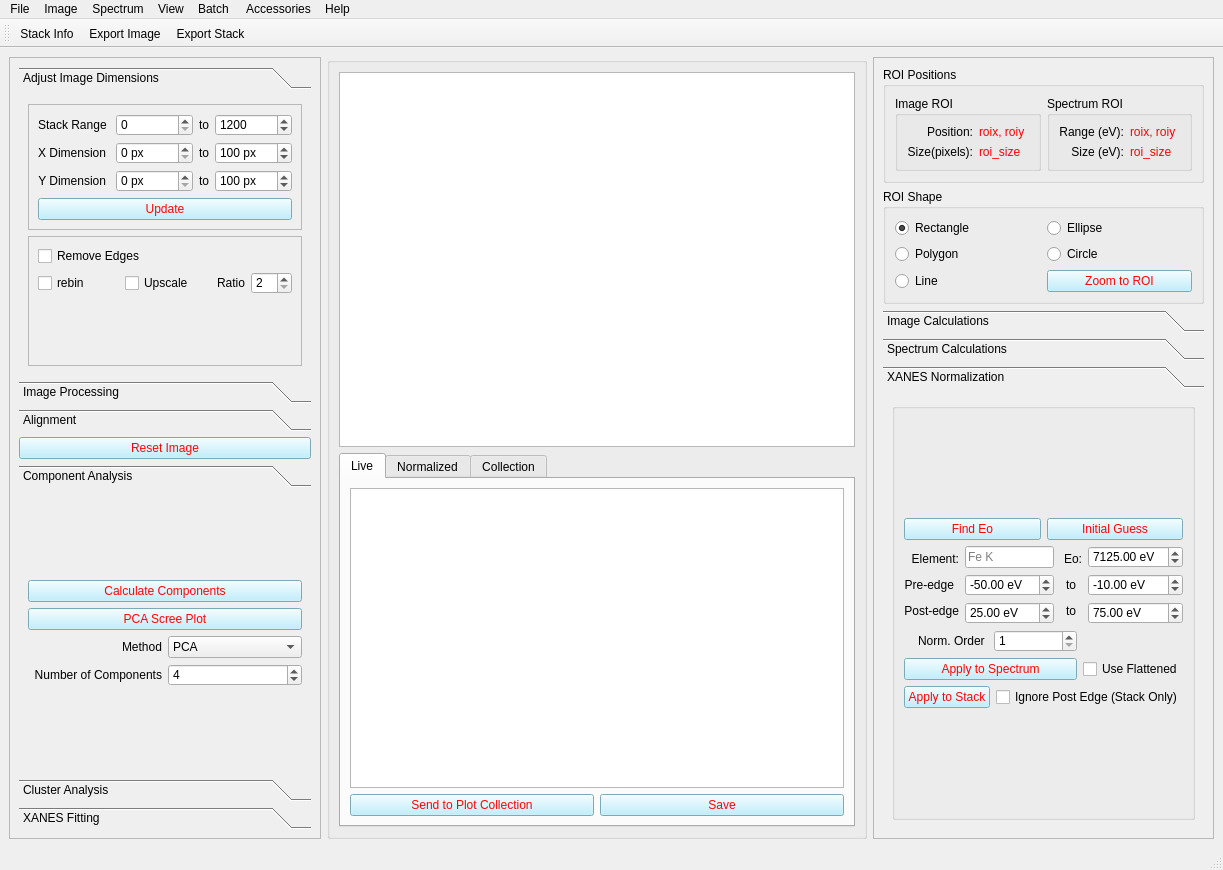
Qt form uis/midasMainwindow.ui (pattammattel/NSLS-II-MIDAS) before a commit.
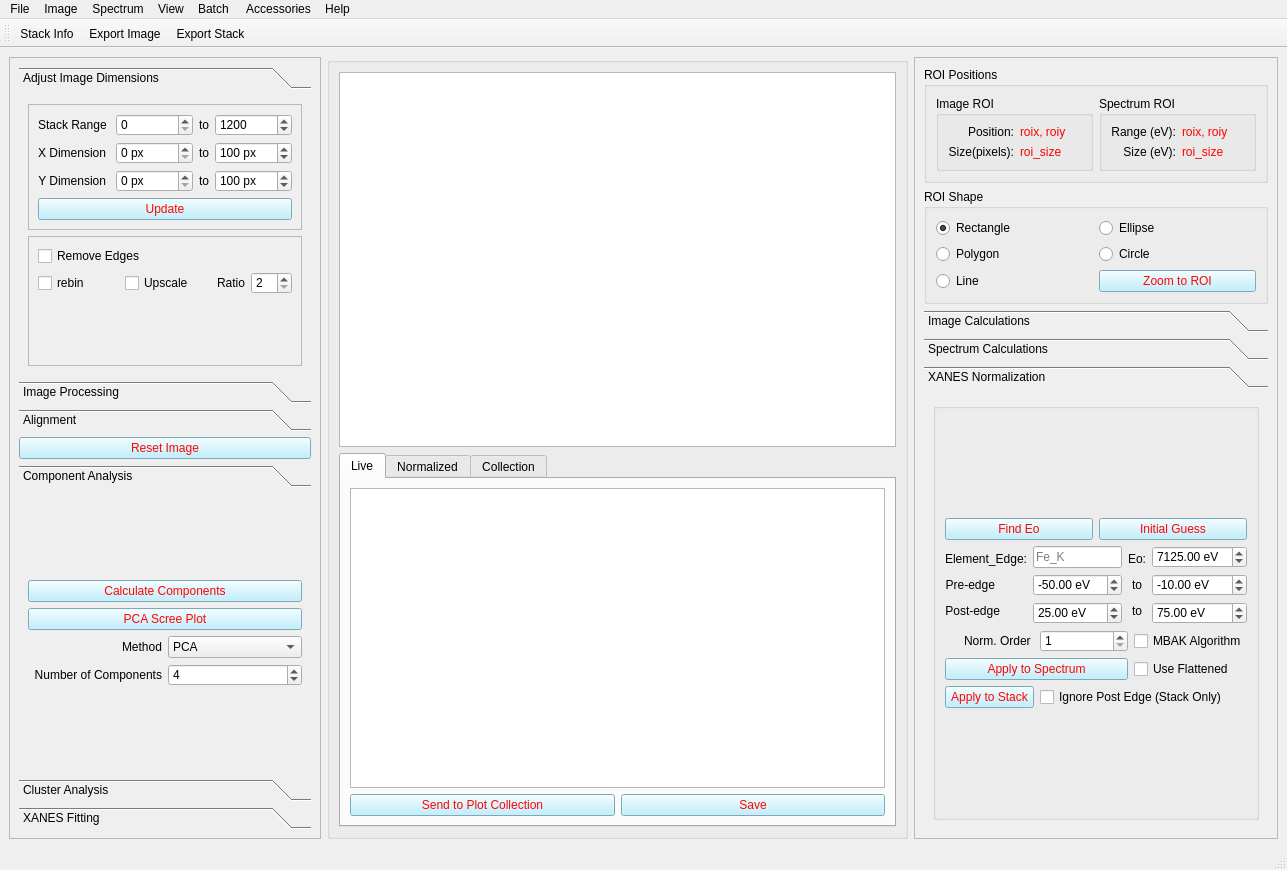
The same form after that commit. The open tabs and pages were chosen to show the change. Icons and pictures are not drawn. Custom widgets are drawn as their Qt base class.

```diff
--- a/uis/midasMainwindow.ui
+++ b/uis/midasMainwindow.ui
@@ -10,7 +10,7 @@
    <rect>
     <x>0</x>
     <y>0</y>
-    <width>1223</width>
+    <width>1287</width>
     <height>870</height>
    </rect>
   </property>
@@ -2081,7 +2081,7 @@
               <x>0</x>
               <y>0</y>
               <width>425</width>
-              <height>352</height>
+              <height>315</height>
              </rect>
             </property>
             <attribute name="label">
@@ -2138,7 +2138,7 @@
                          </sizepolicy>
                         </property>
                         <property name="text">
-                         <string>Element:</string>
+                         <string>Element_Edge:</string>
                         </property>
                         <property name="alignment">
                          <set>Qt::AlignRight|Qt::AlignTrailing|Qt::AlignVCenter</set>
@@ -2193,7 +2193,7 @@
                          <string>&lt;html&gt;&lt;head/&gt;&lt;body&gt;&lt;p&gt; For mbak algorithm only, must be in &lt;span style=&quot; font-weight:600; font-style:italic;&quot;&gt;element&amp;lt;space&amp;gt;edge&lt;/span&gt; format&lt;/p&gt;&lt;/body&gt;&lt;/html&gt;</string>
                         </property>
                         <property name="placeholderText">
-                         <string>Fe K</string>
+                         <string>Fe_K</string>
                         </property>
                        </widget>
                       </item>
@@ -2375,7 +2375,7 @@
                   </item>
                   <item row="2" column="0" colspan="2">
                    <layout class="QGridLayout" name="gridLayout_31">
-                    <item row="0" column="0" colspan="2">
+                    <item row="2" column="0" colspan="2">
                      <layout class="QHBoxLayout" name="horizontalLayout_16">
                       <item>
                        <widget class="QLabel" name="label_23">
@@ -2411,27 +2411,7 @@
                       </item>
                      </layout>
                     </item>
-                    <item row="0" column="2">
-                     <widget class="QLabel" name="label_26">
-                      <property name="text">
-                       <string/>
-                      </property>
-                     </widget>
-                    </item>
-                    <item row="1" column="0" colspan="2">
-                     <widget class="QPushButton" name="pb_apply_xanes_norm">
-                      <property name="sizePolicy">
-                       <sizepolicy hsizetype="Preferred" vsizetype="Fixed">
-                        <horstretch>0</horstretch>
-                        <verstretch>0</verstretch>
-                       </sizepolicy>
-                      </property>
-                      <property name="text">
-                       <string>Apply to Spectrum</string>
-                      </property>
-                     </widget>
-                    </item>
-                    <item row="1" column="2">
+                    <item row="3" column="2">
                      <widget class="QCheckBox" name="cb_xanes_flat">
                       <property name="sizePolicy">
                        <sizepolicy hsizetype="Fixed" vsizetype="Fixed">
@@ -2444,7 +2424,20 @@
                       </property>
                      </widget>
                     </item>
-                    <item row="2" column="0">
+                    <item row="3" column="0" colspan="2">
+                     <widget class="QPushButton" name="pb_apply_xanes_norm">
+                      <property name="sizePolicy">
+                       <sizepolicy hsizetype="Preferred" vsizetype="Fixed">
+                        <horstretch>0</horstretch>
+                        <verstretch>0</verstretch>
+                       </sizepolicy>
+                      </property>
+                      <property name="text">
+                       <string>Apply to Spectrum</string>
+                      </property>
+                     </widget>
+                    </item>
+                    <item row="4" column="0">
                      <widget class="QPushButton" name="pb_apply_norm_to_stack">
                       <property name="sizePolicy">
                        <sizepolicy hsizetype="Preferred" vsizetype="Fixed">
@@ -2457,7 +2450,7 @@
                       </property>
                      </widget>
                     </item>
-                    <item row="2" column="1" colspan="2">
+                    <item row="4" column="1" colspan="2">
                      <widget class="QCheckBox" name="cb_xanes_postedge">
                       <property name="sizePolicy">
                        <sizepolicy hsizetype="Fixed" vsizetype="Fixed">
@@ -2470,6 +2463,13 @@
                       </property>
                      </widget>
                     </item>
+                    <item row="2" column="2">
+                     <widget class="QCheckBox" name="cb_mback">
+                      <property name="text">
+                       <string>MBAK Algorithm</string>
+                      </property>
+                     </widget>
+                    </item>
                    </layout>
                   </item>
                  </layout>
@@ -2493,7 +2493,7 @@
     <rect>
      <x>0</x>
      <y>0</y>
-     <width>1223</width>
+     <width>1287</width>
      <height>29</height>
     </rect>
    </property>
```
Left out of the diff: 10 changed lines with no effect on the pictures.
